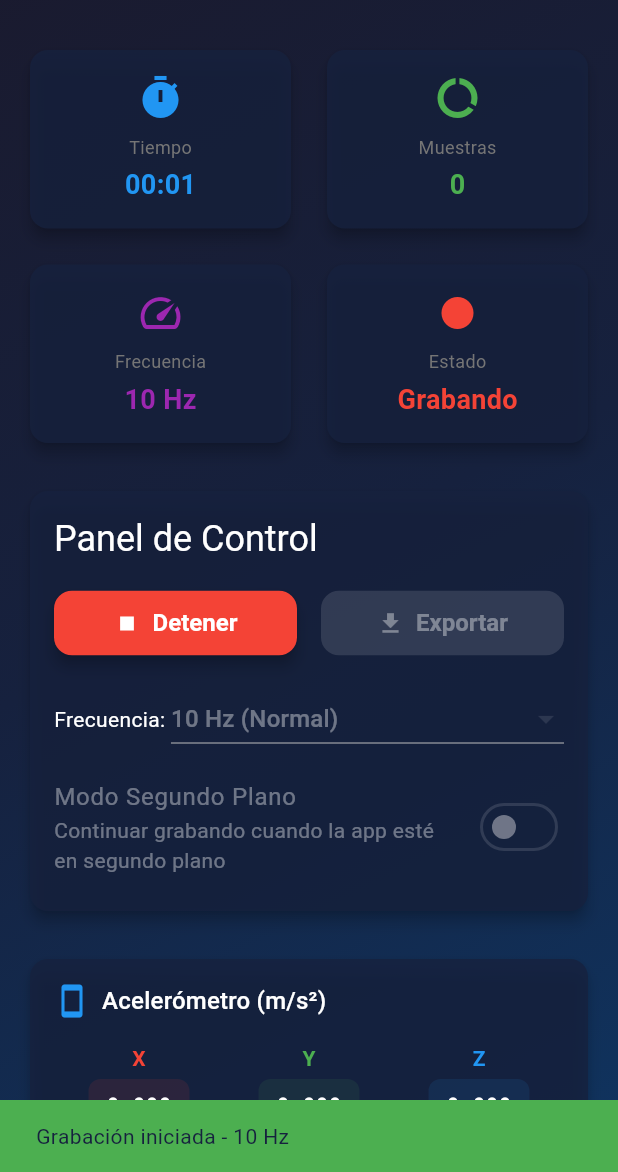
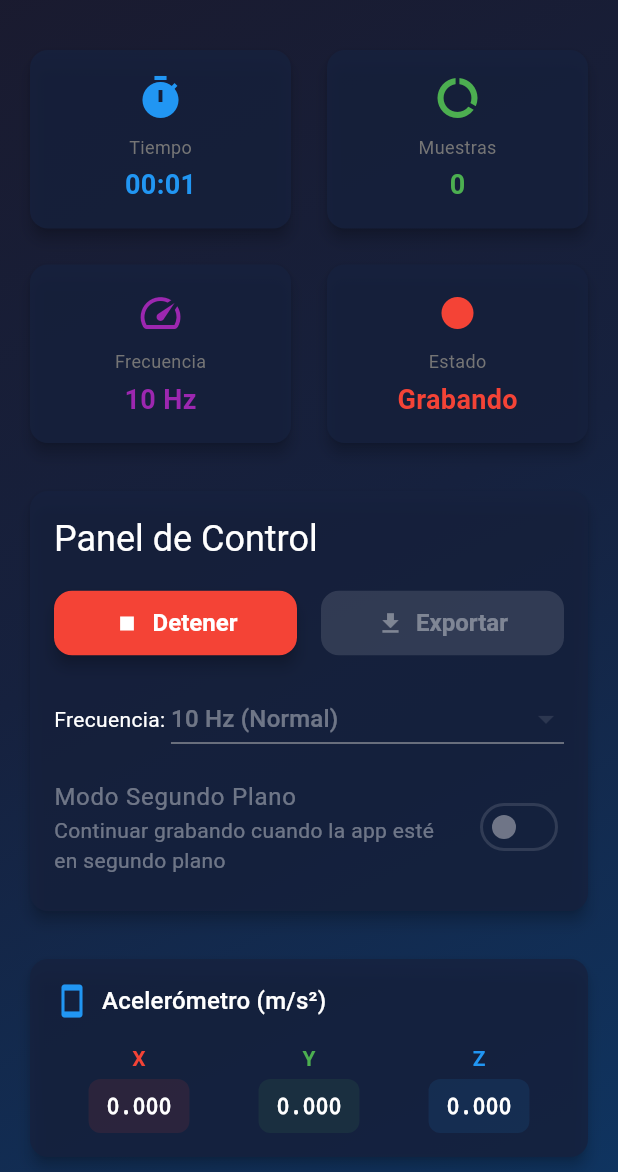
Before and after one commit to edward30n/RecWay_movile_app, a Flutter app: the screen it shows after launch, after a tap on "Iniciar", on a phone screen of 412 x 824 dp, the part 64-1236 px from its top. Run offline on Flutter 3.47's test engine with Material 3 defaults, Android fonts, the phone set to English and light mode, and no system bars; our stand-ins replace battery_plus, device_info_plus, geolocator, package_info_plus, permission_handler, sensors_plus and 4 more; missing offline and left inert: flutter_background_service; accounts and stored records are empty.

Commit message:
detalles menores de notificaciones de debugger elimiandos

```diff
--- a/lib/screens/sensor_home_page.dart
+++ b/lib/screens/sensor_home_page.dart
@@ -561,14 +561,6 @@ class _SensorHomePageState extends State<SensorHomePage> {
     if (_backgroundMode) {
       await _startBackgroundService();
     }
-
-    ScaffoldMessenger.of(context).showSnackBar(
-      SnackBar(
-        content: Text('Grabación iniciada - $_samplingRate Hz'),
-        backgroundColor: Colors.green,
-        duration: Duration(seconds: 3),
-      ),
-    );
   }
 
   void _stopRecording() {
```
